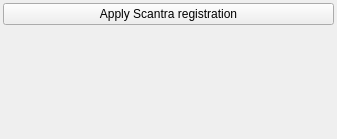
open-scan-crew/OpenScanTools, file src/gui/forms/toolbar_importScantra.ui: the form before one commit.
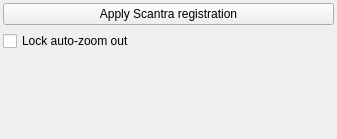
The form after the commit.

Commit message: Add Scantra live auto-zoom lock checkbox (#776) (#777)

What changed in the file:
```diff
--- a/src/gui/forms/toolbar_importScantra.ui
+++ b/src/gui/forms/toolbar_importScantra.ui
@@ -59,6 +59,16 @@
      </property>
     </widget>
    </item>
+   <item row="1" column="0">
+    <widget class="QCheckBox" name="lockScantraZoomExtentCheckBox">
+     <property name="toolTip">
+      <string>This checkbox allows you to lock the automatic extended zoom after making a block adjustment in Scantra.</string>
+     </property>
+     <property name="text">
+      <string>Lock auto-zoom out</string>
+     </property>
+    </widget>
+   </item>
   </layout>
  </widget>
  <resources>
```
The commit also changes 8 other files.
